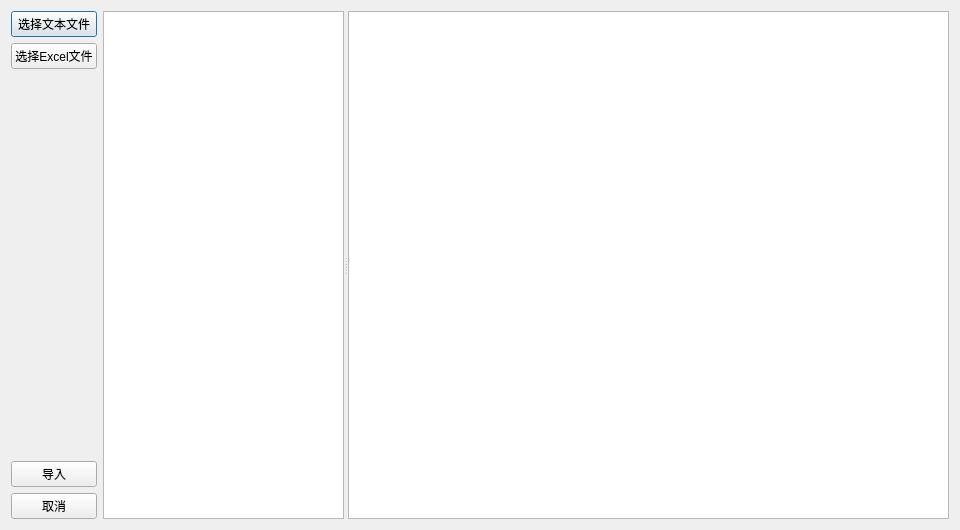
The window that easytrader/importdiag.ui (unit-xx/xfiles) describes before a commit, drawn with Qt 5.
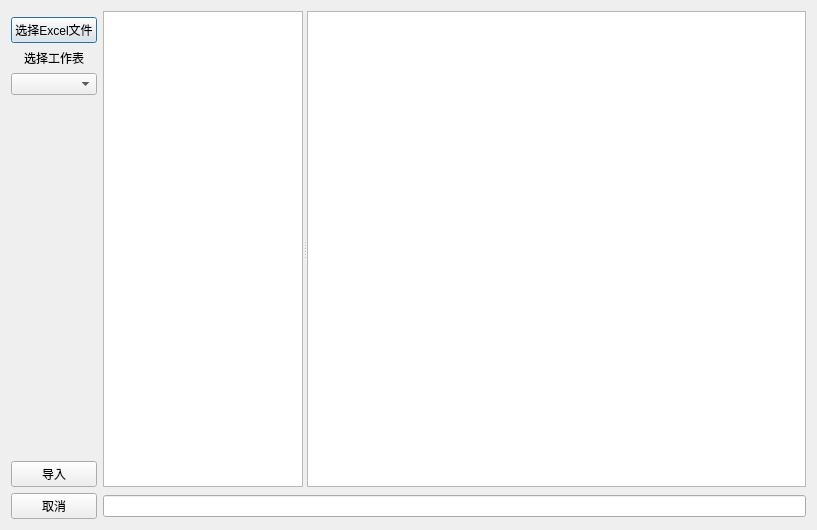
The same window after the commit.

Patch:
```diff
--- a/easytrader/importdiag.ui
+++ b/easytrader/importdiag.ui
@@ -6,7 +6,7 @@
    <rect>
     <x>0</x>
     <y>0</y>
-    <width>960</width>
+    <width>817</width>
     <height>530</height>
    </rect>
   </property>
@@ -14,14 +14,7 @@
    <string>导入组合</string>
   </property>
   <layout class="QGridLayout" name="gridLayout">
-   <item row="0" column="0">
-    <widget class="QPushButton" name="pushButton">
-     <property name="text">
-      <string>选择文本文件</string>
-     </property>
-    </widget>
-   </item>
-   <item row="0" column="1" rowspan="5">
+   <item row="0" column="1" rowspan="9">
     <widget class="QSplitter" name="splitter">
      <property name="orientation">
       <enum>Qt::Horizontal</enum>
@@ -29,7 +22,7 @@
      <property name="childrenCollapsible">
       <bool>false</bool>
      </property>
-     <widget class="QTableView" name="tableView">
+     <widget class="QTableView" name="portfolio_list">
       <property name="sizePolicy">
        <sizepolicy hsizetype="Maximum" vsizetype="Expanding">
         <horstretch>2</horstretch>
@@ -37,7 +30,7 @@
        </sizepolicy>
       </property>
      </widget>
-     <widget class="QTableView" name="tableView">
+     <widget class="QTableView" name="portfolio_preview">
       <property name="sizePolicy">
        <sizepolicy hsizetype="Expanding" vsizetype="Expanding">
         <horstretch>5</horstretch>
@@ -48,13 +41,13 @@
     </widget>
    </item>
    <item row="1" column="0">
-    <widget class="QPushButton" name="pushButton_2">
+    <widget class="QPushButton" name="selectfile">
      <property name="text">
       <string>选择Excel文件</string>
      </property>
     </widget>
    </item>
-   <item row="2" column="0">
+   <item row="4" column="0">
     <spacer name="verticalSpacer">
      <property name="orientation">
       <enum>Qt::Vertical</enum>
@@ -68,19 +61,42 @@
     </spacer>
    </item>
    <item row="3" column="0">
-    <widget class="QPushButton" name="pushButton_3">
+    <widget class="QComboBox" name="sheetlist"/>
+   </item>
+   <item row="2" column="0">
+    <widget class="QLabel" name="label">
      <property name="text">
-      <string>导入</string>
+      <string>选择工作表</string>
+     </property>
+     <property name="alignment">
+      <set>Qt::AlignCenter</set>
      </property>
     </widget>
    </item>
-   <item row="4" column="0">
-    <widget class="QPushButton" name="pushButton_4">
+   <item row="9" column="0">
+    <widget class="QPushButton" name="cancelimport">
      <property name="text">
       <string>取消</string>
      </property>
     </widget>
    </item>
+   <item row="8" column="0">
+    <widget class="QPushButton" name="doimport">
+     <property name="text">
+      <string>导入</string>
+     </property>
+    </widget>
+   </item>
+   <item row="9" column="1">
+    <widget class="QLineEdit" name="infoline">
+     <property name="frame">
+      <bool>true</bool>
+     </property>
+     <property name="readOnly">
+      <bool>true</bool>
+     </property>
+    </widget>
+   </item>
   </layout>
  </widget>
  <resources/>
```
